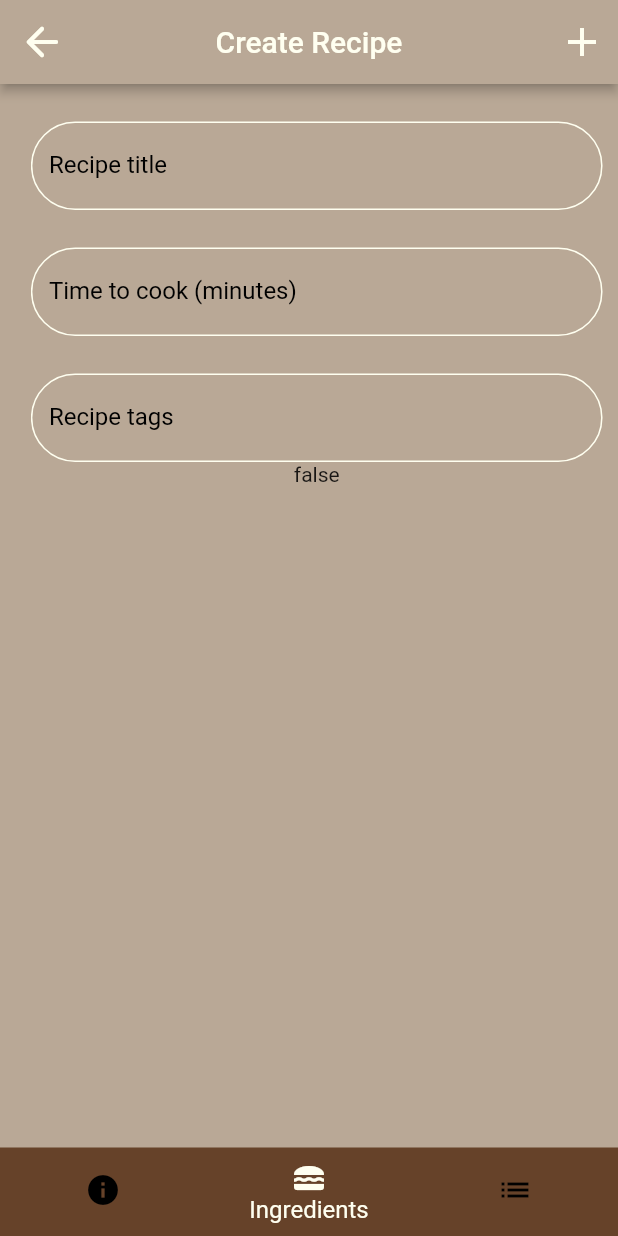
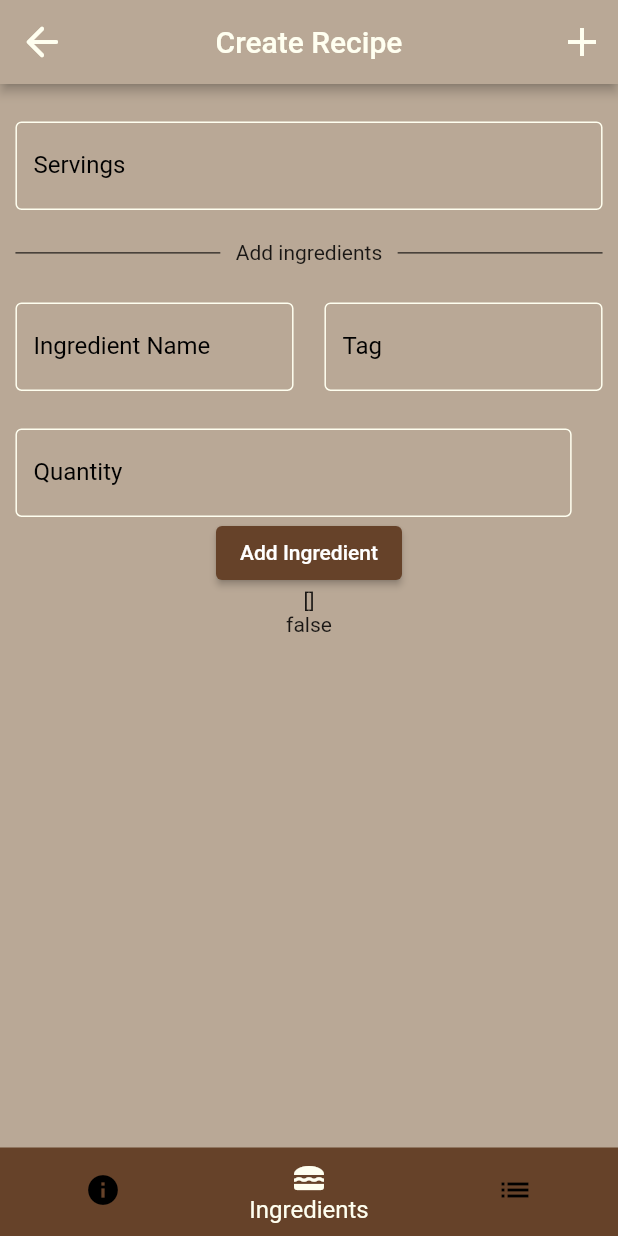
Before and after one commit to tcloutier4/recipe_app, a Flutter app: the AddRecipeScreen screen opened directly, item 2 of the bottom bar chosen, on a phone screen of 412 x 824 dp. Run offline on Flutter 3.47's test engine with Material 2 defaults, Android fonts, the phone set to English and light mode, and no system bars; our stand-ins replace firebase_core, get; accounts and stored records are empty.

Commit message:
working on ingredients page

```diff
--- a/lib/controllers/recipe_controller.dart
+++ b/lib/controllers/recipe_controller.dart
@@ -1,6 +1,7 @@
 import 'package:flutter/material.dart';
 import 'package:get/get.dart';
-import 'package:recipe_app/models/recipe_model.dart';
+import 'package:recipe_app/models/ingredient.dart';
+import 'package:recipe_app/models/recipe.dart';
 
 class RecipeController extends GetxController {
   static RecipeController instance = Get.find();
@@ -9,14 +10,25 @@ class RecipeController extends GetxController {
   RxInt tabIndex = 0.obs;
   TabController? tabController;
 
-  //Fields for recipes
-  Rx<Recipe> recipe = Rx<Recipe>(Recipe(tags: []));
+  //Current recipe
+  Rx<Recipe> recipe =
+      Rx<Recipe>(Recipe(tags: [], ingredients: [], instructions: []));
+
+  //Details screen
+  TextEditingController titleController = TextEditingController();
+  TextEditingController timeController = TextEditingController();
+  TextEditingController tagController = TextEditingController();
   Rx<String> currentTag = ''.obs;
   RxList<String> currentTags = RxList<String>([]);
 
-  TextEditingController titleController = TextEditingController();
-  TextEditingController timeController = TextEditingController();
-  TextEditingController tagController = TextEditingController();
+  //Ingredients screen
+  TextEditingController servingsController = TextEditingController();
+  TextEditingController ingredientNameController = TextEditingController();
+  TextEditingController ingredientQuantityController = TextEditingController();
+  TextEditingController ingredientUnitController = TextEditingController();
+  TextEditingController ingredientTagController = TextEditingController();
+  Rx<Ingredient> currentIngredient = Rx<Ingredient>(Ingredient());
+  RxList<String> ingredientWarningList = <String>[].obs;
 
   void initialize(TickerProvider ticker) {
     tabController = TabController(length: 3, vsync: ticker)
@@ -24,12 +36,24 @@ class RecipeController extends GetxController {
         tabIndex.value = tabController!.index;
       });
     tabIndex = 0.obs;
-    recipe = Rx<Recipe>(Recipe(tags: []));
+    recipe = Rx<Recipe>(Recipe(tags: [], ingredients: [], instructions: []));
+
     currentTag = ''.obs;
     currentTags = RxList<String>([]);
     titleController.clear();
     timeController.clear();
     tagController.clear();
+    servingsController.clear();
+
+    resetIngredient();
+  }
+
+  void resetIngredient() {
+    ingredientNameController.clear();
+    ingredientQuantityController.clear();
+    ingredientUnitController.clear();
+    ingredientTagController.clear();
+    currentIngredient = Rx<Ingredient>(Ingredient());
   }
 
   Future<void> selectTab(int index) async {
@@ -37,10 +61,54 @@ class RecipeController extends GetxController {
     tabController?.index = index;
   }
 
-  bool hasChanges() {
-    return !(titleController.text == '' &&
-        timeController.text == '' &&
-        tagController.text == '' &&
-        currentTags.isEmpty);
+  RxBool hasChanges() {
+    return (!(titleController.text == '' &&
+                timeController.text == '' &&
+                tagController.text == '' &&
+                currentTags.isEmpty &&
+                ingredientNameController.text == '' &&
+                ingredientQuantityController.text == '' &&
+                ingredientTagController.text == '' &&
+                //TODO: add a check for initial recipe when I add in update recipes
+
+                recipe.value.isEmpty()
+            //
+            ))
+        .obs;
+  }
+
+  void addIngredient() {
+    ingredientWarningList.value = [];
+
+    if (ingredientNameController.text.trim().isEmpty) {
+      ingredientWarningList.add('Ingredient needs a name');
+    }
+    if (ingredientQuantityController.text.trim().isNotEmpty &&
+        !ingredientQuantityController.text.trim().startsWith(RegExp("[0-9]"))) {
+      ingredientWarningList.add('Quantity needs to start with a number');
+    } else {
+      parseIngredientQuantity(ingredientQuantityController.text.trim());
+    }
+    if (ingredientWarningList.isEmpty) {
+      currentIngredient.value.name = ingredientNameController.text;
+      currentIngredient.value.tag = ingredientTagController.text;
+
+      recipe.value.ingredients.add(currentIngredient.value);
+      resetIngredient();
+    }
+  }
+
+  void parseIngredientQuantity(String quantity) {
+    int index = quantity.indexOf(RegExp('[a-zA-Z]'));
+    if (index != -1) {
+      double? amount = double.tryParse(quantity.substring(0, index).trim());
+      if (amount != null && amount > 0) {
+        currentIngredient.value.amount = amount;
+        currentIngredient.value.unit = quantity.substring(index).trim();
+      } else {
+        ingredientWarningList
+            .add('Ingredient amount must be a decimal greater than 0');
+      }
+    }
   }
 }
--- /dev/null
+++ b/lib/models/ingredient.dart
@@ -0,0 +1,68 @@
+class Ingredient {
+  Ingredient({
+    this.id,
+    this.name = 'Missing ingredient name',
+    this.amount = 1,
+    this.unit = '',
+    this.tag = '',
+  });
+
+  String? id;
+  String name;
+  double amount;
+  String unit;
+  String tag;
+
+  factory Ingredient.fromJson(Map<String, dynamic> json) {
+    return Ingredient(
+      id: json["id"],
+      name: json["name"],
+      amount: json["amount"],
+      unit: json["unit"],
+      tag: json["tag"],
+    );
+  }
+
+  Map<String, dynamic> toJson() => {
+        "id": id,
+        "name": name,
+        "amount": amount,
+        "unit": unit,
+        "tag": tag,
+      };
+
+  @override
+  String toString() {
+    return "id: $id name: $name amount: $amount unit: $unit tag: $tag";
+  }
+
+  @override
+  bool operator ==(Object other) {
+    if (identical(this, other)) return true;
+
+    return other is Ingredient &&
+        other.id == id &&
+        other.name == name &&
+        other.amount == amount &&
+        other.unit == unit &&
+        other.tag == tag;
+  }
+
+  bool sameIngredient(Object other) {
+    if (identical(this, other)) return true;
+
+    return other is Ingredient &&
+        other.name == name &&
+        other.unit == unit &&
+        other.tag == tag;
+  }
+
+  @override
+  int get hashCode {
+    return id.hashCode ^
+        name.hashCode ^
+        amount.hashCode ^
+        unit.hashCode ^
+        tag.hashCode;
+  }
+}
--- a/lib/models/ingredient_model.dart
+++ /dev/null
@@ -1,13 +0,0 @@
-import 'package:recipe_app/models/measurement_model.dart';
-
-class IngredientsModel {
-  IngredientsModel({
-    this.id,
-    this.name,
-    this.measurement,
-  });
-
-  String? id;
-  String? name;
-  MeasurementsModel? measurement;
-}
--- a/lib/models/recipe_model.dart
+++ b/lib/models/recipe.dart
@@ -1,6 +1,6 @@
 import 'dart:convert';
 
-import 'ingredient_model.dart';
+import 'ingredient.dart';
 
 Recipe recipesModelFromJson(String str) =>
     Recipe.fromJson(json.decode(str) as Map<String, dynamic>);
@@ -22,7 +22,7 @@ class Recipe {
   String? id;
   String title;
   int time;
-  List<IngredientsModel> ingredients = [];
+  List<Ingredient> ingredients = [];
   List<String> instructions = [];
   int rating;
   int servings;
@@ -65,7 +65,7 @@ class Recipe {
     String? id,
     String? title,
     int? time,
-    List<IngredientsModel>? ingredients,
+    List<Ingredient>? ingredients,
     List<String>? instructions,
     int? rating,
     int? servings,
@@ -85,7 +85,7 @@ class Recipe {
 
   @override
   String toString() {
-    return "id: $id\n title: $title\ntime: $time\ningredients: $ingredients\ninstructions: $instructions\nrating: $rating\nservings: $servings\ntags: $tags";
+    return "Recipe --> id: $id title: $title time: $time ingredients: $ingredients instructions: $instructions rating: $rating servings: $servings tags: $tags";
   }
 
   @override
@@ -114,4 +114,15 @@ class Recipe {
         servings.hashCode ^
         tags.hashCode;
   }
+
+  bool isEmpty() {
+    return id == null &&
+        title == 'Missing recipe title' &&
+        time == 0 &&
+        ingredients.isEmpty &&
+        instructions.isEmpty &&
+        rating == 0 &&
+        servings == 0 &&
+        tags.isEmpty;
+  }
 }
--- a/lib/screens/home_screen/recipe_screen/add_recipe_screen/add_recipe_outline_text_field.dart
+++ b/lib/screens/home_screen/recipe_screen/add_recipe_screen/add_recipe_outline_text_field.dart
@@ -9,6 +9,7 @@ class AddRecipeOutlinedTextField extends StatelessWidget {
   final String? hintText;
   final TextEditingController controller;
   final void Function(String?)? onSubmitted;
+  final void Function(String?)? onChanged;
 
   const AddRecipeOutlinedTextField({
     required this.fieldKey,
@@ -17,6 +18,7 @@ class AddRecipeOutlinedTextField extends StatelessWidget {
     required this.controller,
     this.hintText,
     this.onSubmitted,
+    this.onChanged,
   }) : super(key: fieldKey);
 
   @override
@@ -30,26 +32,22 @@ class AddRecipeOutlinedTextField extends StatelessWidget {
         ),
         TextField(
           controller: controller,
+          textInputAction: TextInputAction.next,
           keyboardType: textAllowed ? null : TextInputType.number,
           inputFormatters:
               textAllowed ? null : [FilteringTextInputFormatter.digitsOnly],
           decoration: InputDecoration(
               focusedBorder: const OutlineInputBorder(
                 borderSide: BorderSide(color: colorFloralWhite),
-                borderRadius: BorderRadius.all(
-                  Radius.circular(40.0),
-                ),
               ),
               enabledBorder: const OutlineInputBorder(
                 borderSide: BorderSide(color: colorFloralWhite),
-                borderRadius: BorderRadius.all(
-                  Radius.circular(40.0),
-                ),
               ),
               hintText: hintText ?? label,
               labelText: label,
               labelStyle: const TextStyle(color: Colors.black)),
           onSubmitted: onSubmitted,
+          onChanged: onChanged,
         )
       ],
     );
--- a/lib/screens/home_screen/recipe_screen/add_recipe_screen/add_recipe_screen.dart
+++ b/lib/screens/home_screen/recipe_screen/add_recipe_screen/add_recipe_screen.dart
@@ -7,7 +7,7 @@ import 'package:recipe_app/screens/home_screen/recipe_screen/add_recipe_screen/i
 import 'package:recipe_app/screens/home_screen/recipe_screen/recipe_bottom_nav_bar.dart';
 import 'package:recipe_app/shared/constants.dart';
 
-import '../../../../models/recipe_model.dart';
+import '../../../../models/recipe.dart';
 import '../../../../shared/utility_functions.dart';
 
 class AddRecipeScreen extends StatefulWidget {
@@ -54,13 +54,14 @@ class _AddRecipeScreenState extends State<AddRecipeScreen>
                     iconSize: 32,
                     icon: const Icon(Icons.arrow_back_rounded),
                     onPressed: () async {
-                      if (recipeController.hasChanges()) {
+                      if (recipeController.hasChanges().value) {
                         await showUnsavedDataWarningDialog(
                           context,
                           () => {Navigator.of(context).pop()},
                         );
                       } else {
                         Navigator.of(context).pop();
+
                       }
                     },
                   ),
@@ -90,7 +91,7 @@ class _AddRecipeScreenState extends State<AddRecipeScreen>
                 body: Padding(
                   padding: EdgeInsets.only(
                     bottom: MediaQuery.of(context).size.height * .025,
-                    left: MediaQuery.of(context).size.width * .05,
+                    left: MediaQuery.of(context).size.width * .025,
                     right: MediaQuery.of(context).size.width * .025,
                   ),
                   child: TabBarView(
--- a/lib/screens/home_screen/recipe_screen/add_recipe_screen/ingredients_screen.dart
+++ b/lib/screens/home_screen/recipe_screen/add_recipe_screen/ingredients_screen.dart
@@ -2,7 +2,8 @@ import 'package:flutter/material.dart';
 import 'package:get/get.dart';
 import 'package:recipe_app/controllers/controllers.dart';
 import 'package:recipe_app/screens/home_screen/recipe_screen/add_recipe_screen/add_recipe_outline_text_field.dart';
-import 'package:recipe_app/screens/home_screen/recipe_screen/add_recipe_screen/recipe_tag_row.dart';
+import 'package:recipe_app/shared/constants.dart';
+import 'package:recipe_app/widgets/custom_divider.dart';
 
 class IngredientsScreen extends StatefulWidget {
   const IngredientsScreen({
@@ -16,58 +17,104 @@ class IngredientsScreen extends StatefulWidget {
 class _IngredientsScreenState extends State<IngredientsScreen> {
   @override
   Widget build(BuildContext context) {
-    return Column(
+    return Obx(
+      (() => Column(
             children: [
               AddRecipeOutlinedTextField(
-          fieldKey: const ValueKey('RecipeTitle'),
-          label: 'Recipe title',
-          controller: recipeController.titleController,
-          onSubmitted: (value) {
-            recipeController.recipe.value.title = value ?? 'Missing title';
-          },
-        ),
-        AddRecipeOutlinedTextField(
-          fieldKey: const ValueKey('RecipeCookTime'),
-          label: 'Time to cook (minutes)',
+                fieldKey: const ValueKey('Servings'),
+                label: 'Servings',
+                hintText: 'ex: 5',
                 textAllowed: false,
-          controller: recipeController.timeController,
-          onSubmitted: (value) {
+                controller: recipeController.servingsController,
+                onChanged: (value) {
                   if (value != null && value.isNotEmpty) {
-              recipeController.recipe.value.time = int.parse(value);
+                    recipeController.recipe.value.servings = int.parse(value);
                   } else {
-              recipeController.recipe.value.time = 0;
+                    recipeController.recipe.value.servings = 0;
                   }
                 },
               ),
-        AddRecipeOutlinedTextField(
-          fieldKey: const ValueKey('RecipeTags'),
-          label: 'Recipe tags',
-          controller: recipeController.tagController,
-          onSubmitted: (value) {
-            if (value != null && value.isNotEmpty) {
-              if (!recipeController.currentTags.contains(value)) {
-                recipeController.recipe.value.tags.add(value);
-                recipeController.currentTags.add(value);
-                recipeController.tagController.clear();
-              }
-            }
+              Padding(
+                padding: EdgeInsets.only(
+                    top: MediaQuery.of(context).size.height * .025),
+                child: const CustomDivider(
+                  text: 'Add ingredients',
+                ),
+              ),
+              Row(
+                children: [
+                  Flexible(
+                    child: AddRecipeOutlinedTextField(
+                      fieldKey: const ValueKey('IngredientName'),
+                      label: 'Ingredient Name',
+                      hintText: 'ex: Onion',
+                      controller: recipeController.ingredientNameController,
+                    ),
+                  ),
+                  SizedBox(
+                    width: MediaQuery.of(context).size.width * .05,
+                  ),
+                  Flexible(
+                    child: AddRecipeOutlinedTextField(
+                      fieldKey: const ValueKey('IngredientTag'),
+                      label: 'Tag',
+                      hintText: 'ex: Veggie',
+                      controller: recipeController.ingredientTagController,
+                    ),
+                  ),
+                ],
+              ),
+              Row(
+                children: [
+                  Flexible(
+                    child: AddRecipeOutlinedTextField(
+                      fieldKey: const ValueKey('IngredientQuantity'),
+                      label: 'Quantity',
+                      hintText: 'ex: 200',
+                      controller: recipeController.ingredientQuantityController,
+                    ),
+                  ),
+                  SizedBox(
+                    width: MediaQuery.of(context).size.width * .05,
+                  ),
+                ],
+              ),
+              ElevatedButton(
+                  onPressed: () {
+                    recipeController.addIngredient();
+                    print(recipeController.recipe.value);
                   },
+                  child: const Text('Add Ingredient'),
+                  style: ElevatedButton.styleFrom(
+                    backgroundColor: colorBrown,
+                  )),
+              if (recipeController.ingredientWarningList.isNotEmpty)
+                Text(
+                  recipeController.ingredientWarningList.join('\n'),
+                  style: const TextStyle(color: Colors.red, fontSize: 16),
                 ),
-        Obx(
-          (() => Row(
-                children: [
-                  recipeController.currentTags.isNotEmpty
-                      ? RecipeTagRow(tags: recipeController.currentTags)
-                      : const SizedBox.shrink(),
-                ],
-              )),
-        ),
+              //TODO: Change this to be listview of ingredients
+
+              // Obx(
+              //   (() => Row(
+              //         children: [
+              //           recipeController.currentTags.isNotEmpty
+              //               ? RecipeTagRow(tags: recipeController.currentTags)
+              //               : const SizedBox.shrink(),
+              //         ],
+              //       )),
+              // ),
+              //TODO: Test this after done everything and remove it
+
+              Text(recipeController.recipe.value.ingredients.toString()),
+
               Obx(
                 () => Text(
                   (recipeController.hasChanges()).toString(),
                 ),
               ),
             ],
+          )),
     );
   }
 }
--- /dev/null
+++ b/lib/widgets/custom_divider.dart
@@ -0,0 +1,38 @@
+import 'package:flutter/material.dart';
+
+class CustomDivider extends StatelessWidget {
+  final String? text;
+  final Color? dividerColor;
+  final Color? textColor;
+
+  const CustomDivider({
+    Key? key,
+    this.text,
+    this.dividerColor,
+    this.textColor,
+  }) : super(key: key);
+
+  @override
+  Widget build(BuildContext context) {
+    return Row(
+      children: [
+        Expanded(
+          child: Divider(color: dividerColor ?? Colors.black),
+        ),
+        if (text != null && text!.isNotEmpty) ...[
+          Padding(
+            padding: EdgeInsets.symmetric(
+                horizontal: MediaQuery.of(context).size.width * .025),
+            child: Text(
+              text!,
+              style: TextStyle(color: textColor),
+            ),
+          ),
+          Expanded(
+            child: Divider(color: dividerColor ?? Colors.black),
+          ),
+        ]
+      ],
+    );
+  }
+}
```
Also changed, not shown: lib/models/measurement_model.dart (deleted, +0 -53 lines), lib/screens/home_screen/recipe_screen/add_recipe_screen/details_screen.dart (+14 -9 lines), lib/screens/home_screen/recipe_screen/add_recipe_screen/instructions_screen.dart (+7 -0 lines), lib/screens/home_screen/recipe_screen/add_recipe_screen/recipe_tag_row.dart (+4 -10 lines). Lines whose indentation alone changed are shown as unchanged.
